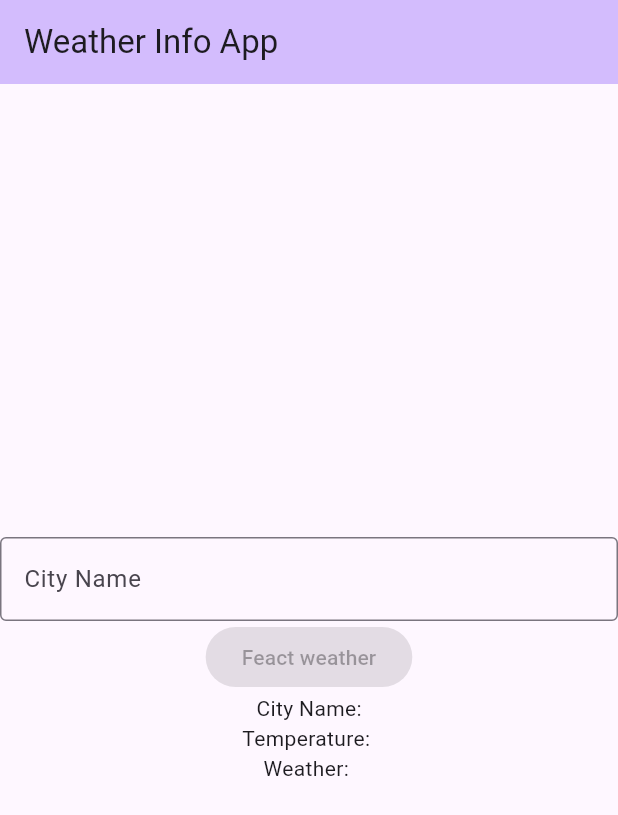
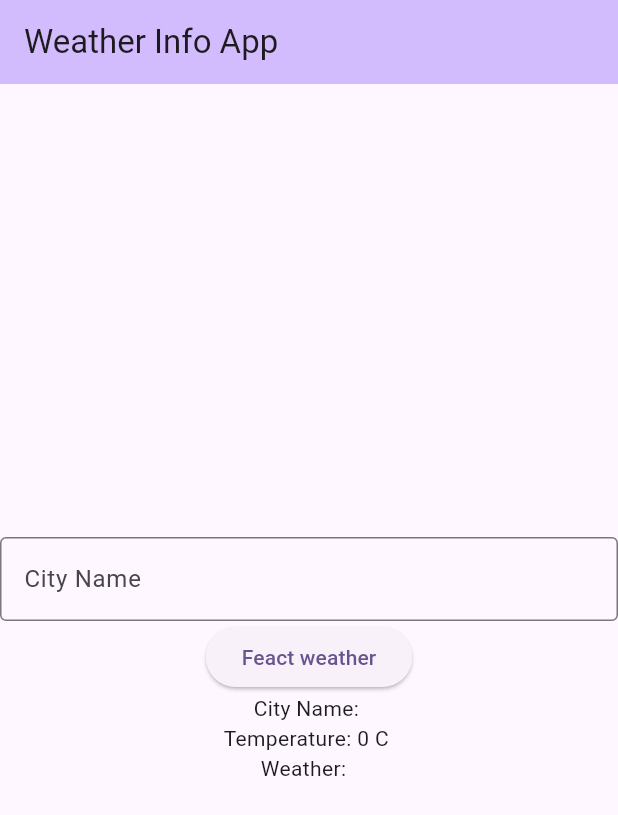
Before and after one commit to Jaugustin3-gsu/weather-app, a Flutter app: the screen it shows after launch, on a phone screen of 412 x 824 dp. Shown: the top 815 px of the screen. Run offline on Flutter 3.47's test engine with Material 3 defaults, Android fonts, the phone set to English and light mode, and no system bars.

Commit message:
Simulated weather data for input city & Displayed simulated weather information

```diff
--- a/lib/main.dart
+++ b/lib/main.dart
@@ -1,4 +1,6 @@
+import 'dart:math';
 import 'package:flutter/material.dart';
+
 
 void main() {
   runApp(const MyApp());
@@ -55,18 +57,42 @@ class MyHomePage extends StatefulWidget {
 }
 
 class _MyHomePageState extends State<MyHomePage> {
-  int _counter = 0;
+ final random = Random();
+ String cityName = "";
+ String condition = "";
+ int Temperature= 0;
 
-  void _incrementCounter() {
-    setState(() {
-      // This call to setState tells the Flutter framework that something has
-      // changed in this State, which causes it to rerun the build method below
-      // so that the display can reflect the updated values. If we changed
-      // _counter without calling setState(), then the build method would not be
-      // called again, and so nothing would appear to happen.
-      _counter++;
-    });
+late TextEditingController _controller;
+
+void _fetchWeather(){
+  setState(() {
+    int randomTemp = 15 + random.nextInt(30 - 15 + 1);
+    int randomCond = 1 + random.nextInt(3 - 1 + 1);
+    Temperature = randomTemp;
+    cityName = _controller.text ;
+
+
+    if(randomCond == 1 )
+      condition = "sunny";
+
+    if(randomCond == 2 )
+      condition = "cloundy";
+
+    if(randomCond == 3 )
+      condition = " rainy";
+
+
+  });
+
+}
+
+
+  @override
+  void initState() {
+    super.initState();
+    _controller = TextEditingController();
   }
+
 
   @override
   Widget build(BuildContext context) {
@@ -109,22 +135,24 @@ class _MyHomePageState extends State<MyHomePage> {
           // ignore: prefer_const_literals_to_create_immutables
           children: <Widget>[
 
-            const TextField(
+             TextField(
+              controller: _controller,
               obscureText: true,
               decoration: InputDecoration(
               border: OutlineInputBorder(),
-              labelText: 'City Name',),),
+              labelText: 'City Name',)
+              ),
 
-              const ElevatedButton(onPressed: null, child: Text("Feact weather")),
+               ElevatedButton(onPressed: _fetchWeather , child: Text("Feact weather")),
 
-            const Text(
-              'City Name:',
+            Text(
+              'City Name: $cityName' ,
             ),
-            const Text(
-              'Temperature: ',
+            Text(
+              'Temperature: $Temperature C ',
             ),
-            const Text(
-              'Weather: ',
+             Text(
+              'Weather: $condition ',
             ),
 
           ],
```
